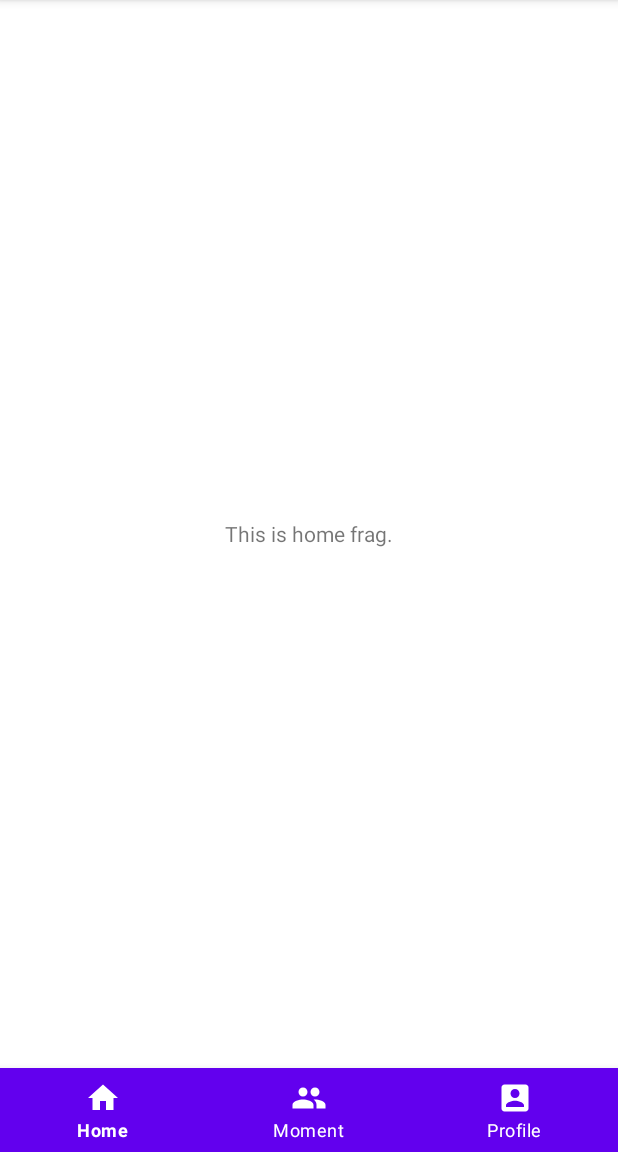
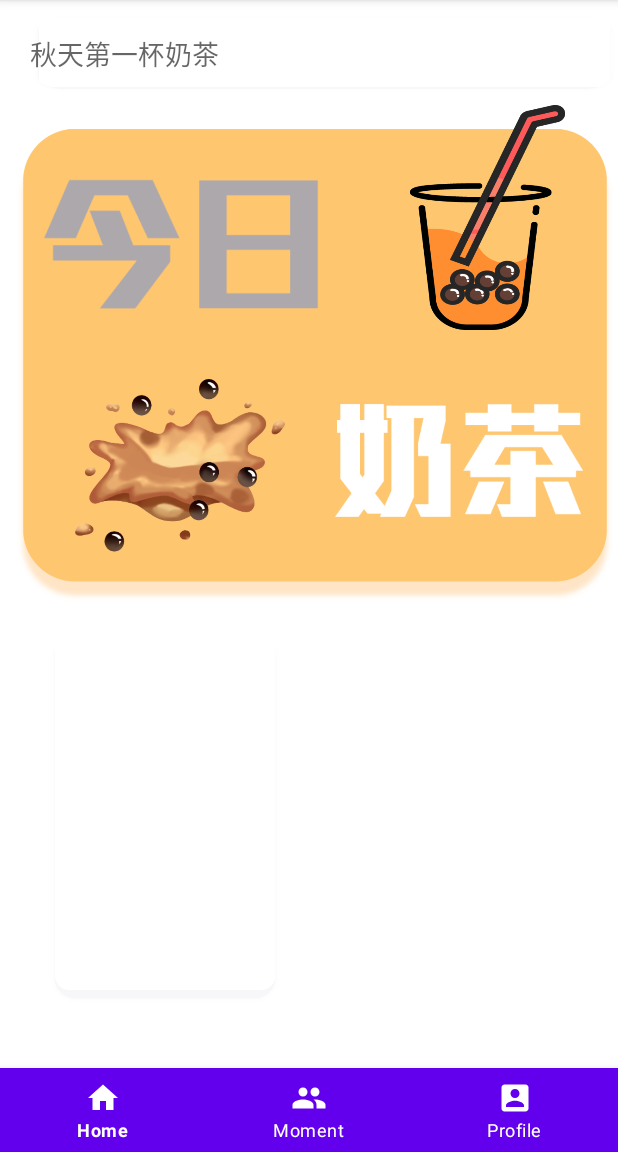
Before and after one commit to android-app-development-course/2021autumn-B3-bubble_tea, an Android app: the HomeFragment screen opened directly, with no data from a screen before it, on a phone screen of 412 x 824 dp, the part 84-1236 px from its top. Run offline under Robolectric (Android 15) with nearby library versions, the phone set to English and light mode, and no system bars.

Commit message:
add some home photos

```diff
--- a/app/src/main/res/layout/activity_login.xml
+++ b/app/src/main/res/layout/activity_login.xml
@@ -58,7 +58,7 @@
             android:id="@+id/submit_login_button"
             android:layout_width="wrap_content"
             android:layout_height="wrap_content"
-            android:text="Hello" />
+            android:text="Login" />
 
     </LinearLayout>
 
--- a/app/src/main/res/layout/fragment_home.xml
+++ b/app/src/main/res/layout/fragment_home.xml
@@ -1,5 +1,6 @@
 <?xml version="1.0" encoding="utf-8"?>
 <FrameLayout xmlns:android="http://schemas.android.com/apk/res/android"
+    xmlns:app="http://schemas.android.com/apk/res-auto"
     xmlns:tools="http://schemas.android.com/tools"
     android:layout_width="match_parent"
     android:layout_height="match_parent"
@@ -8,15 +9,71 @@
     <!-- TODO: Update blank fragment layout -->
     <RelativeLayout
         android:layout_width="match_parent"
-        android:layout_height="match_parent" >
-        <TextView
-            android:layout_width="wrap_content"
-            android:layout_height="wrap_content"
-            android:text="This is home frag."
-            android:layout_centerInParent="true"
-            />
+        android:layout_height="765dp">
+
+
+        <MultiAutoCompleteTextView
+            android:id="@+id/home_search"
+            android:layout_width="400dp"
+            android:layout_height="52dp"
+            android:layout_marginLeft="20dp"
+            android:layout_marginTop="10dp"
+            android:background="@drawable/home_searchbg"
+            android:completionThreshold="2"
+            android:ems="10"
+            android:hint="@string/multiAuto_hint" />
+
+
+        <ImageView
+            android:id="@+id/home_top"
+            android:layout_width="420dp"
+            android:layout_height="350dp"
+            android:layout_marginLeft="8dp"
+            android:layout_marginTop="70dp"
+            android:src="@drawable/home_top" />
+
+        <ImageView
+            android:id="@+id/home_toptext1"
+            android:layout_width="220dp"
+            android:layout_height="200dp"
+            android:layout_marginLeft="25dp"
+            android:layout_marginTop="77dp"
+            android:src="@drawable/home_toptext1" />
+
+        <ImageView
+            android:id="@+id/home_toptext2"
+            android:layout_width="220dp"
+            android:layout_height="200dp"
+            android:layout_marginLeft="220dp"
+            android:layout_marginTop="220dp"
+            android:src="@drawable/home_toptext2"
+            android:visibility="visible" />
+
+        <ImageView
+            android:id="@+id/home_toppic1"
+            android:layout_width="140dp"
+            android:layout_height="140dp"
+            android:layout_marginLeft="50dp"
+            android:layout_marginTop="240dp"
+            android:src="@drawable/home_toppic1" />
+
+        <ImageView
+            android:id="@+id/home_toppic2"
+            android:layout_width="150dp"
+            android:layout_height="150dp"
+            android:layout_marginLeft="250dp"
+            android:layout_marginTop="70dp"
+            android:src="@drawable/home_toppic2" />
+
+        <ImageView
+            android:id="@+id/home_midleftbg1"
+            android:layout_width="180dp"
+            android:layout_height="250dp"
+            android:layout_marginLeft="20dp"
+            android:layout_marginTop="420dp"
+            android:src="@drawable/home_midleftbg1" />
+
     </RelativeLayout>
 
 
-
 </FrameLayout>
--- a/app/src/main/res/values/strings.xml
+++ b/app/src/main/res/values/strings.xml
@@ -19,6 +19,6 @@
 
     <string name="profile_login">"Login"</string>
     <string name="profile_register">"Register"</string>
-
+    <string name="multiAuto_hint">"秋天第一杯奶茶"</string>
 
 </resources>
--- a/build.gradle
+++ b/build.gradle
@@ -1,4 +1,17 @@
 // Top-level build file where you can add configuration options common to all sub-projects/modules.
+buildscript {
+    repositories {
+        google()
+        mavenCentral()
+    }
+    dependencies {
+        classpath "com.android.tools.build:gradle:7.0.2"
+        classpath "org.jetbrains.kotlin:kotlin-gradle-plugin:1.5.30"
+
+        // NOTE: Do not place your application dependencies here; they belong
+        // in the individual module build.gradle files
+    }
+}
 
 task clean(type: Delete) {
     delete rootProject.buildDir
--- a/gradle.properties
+++ b/gradle.properties
@@ -17,7 +17,5 @@ org.gradle.jvmargs=-Xmx2048m -Dfile.encoding=UTF-8
 android.useAndroidX=true
 # Automatically convert third-party libraries to use AndroidX
 android.enableJetifier=true
-# Enables namespacing of each library's R class so that its R class includes only the
-# resources declared in the library itself and none from the library's dependencies,
-# thereby reducing the size of the R class for that library
-android.nonTransitiveRClass=true
+# Kotlin code style for this project: "official" or "obsolete":
+kotlin.code.style=official
--- a/settings.gradle
+++ b/settings.gradle
@@ -1,20 +1,10 @@
-pluginManagement {
-    repositories {
-        gradlePluginPortal()
-        google()
-        mavenCentral()
-    }
-    plugins {
-        id 'com.android.application' version '7.1.0-alpha10'
-        id 'com.android.library' version '7.1.0-alpha10'
-    }
-}
 dependencyResolutionManagement {
     repositoriesMode.set(RepositoriesMode.FAIL_ON_PROJECT_REPOS)
     repositories {
         google()
         mavenCentral()
+        jcenter() // Warning: this repository is going to shut down soon
     }
 }
-rootProject.name = "Bubble Tea"
+rootProject.name = "Mytextview"
 include ':app'
```
Also changed, not shown: app/src/main/res/drawable/home_midleftbg1.png (added), app/src/main/res/drawable/home_searchbg.png (added), gradle/wrapper/gradle-wrapper.properties, 1 other file.
